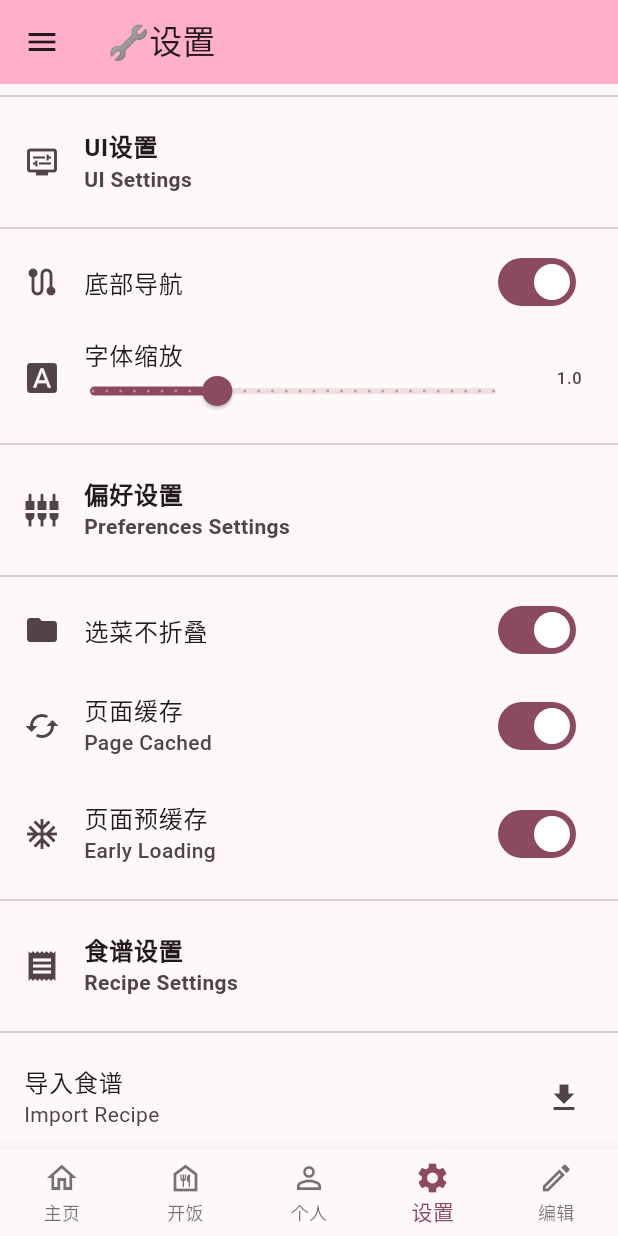
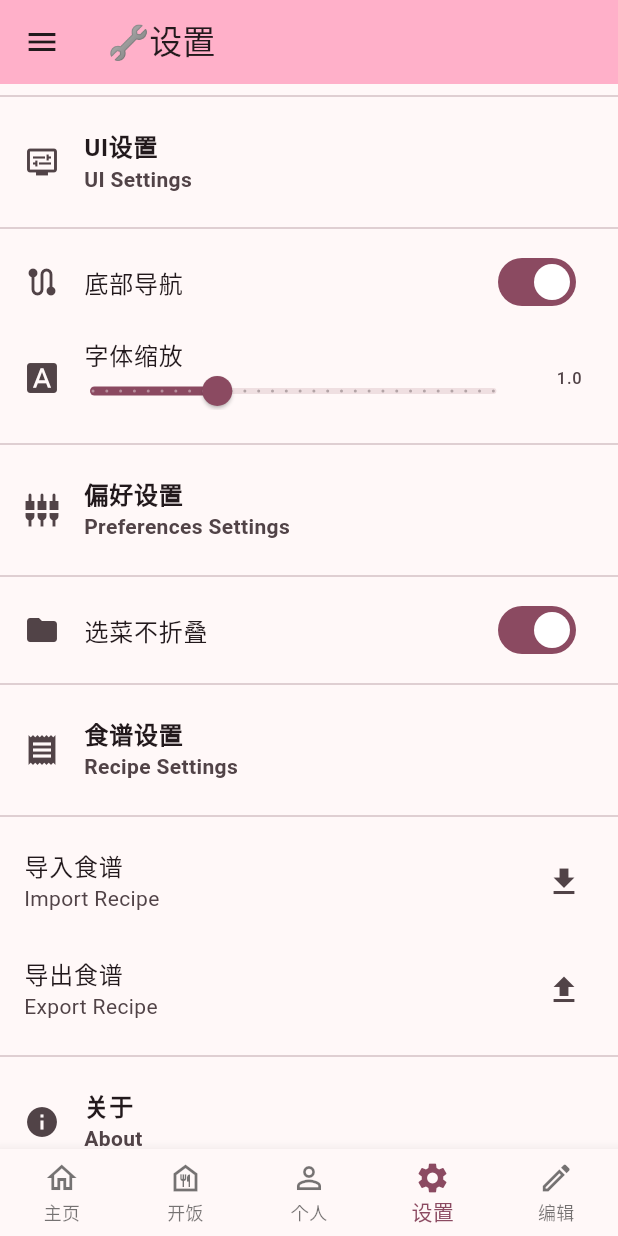
Before and after one commit to CCZU-OSSA/EatInCCZU, a Flutter app: the screen it shows after launch, item 4 of the bottom bar chosen, on a phone screen of 412 x 824 dp. Run offline on Flutter 3.47's test engine with Material 2 defaults, Android fonts, the light colour scheme and no system bars; drawn by our look-alikes of dynamic_color; our stand-ins replace file_picker, flutter_markdown, logger.

Commit message:
💩 remove some unnecessary code

```diff
--- a/lib/main.dart
+++ b/lib/main.dart
@@ -45,9 +45,6 @@ class MyApp extends StatelessWidget {
 
   @override
   Widget build(BuildContext context) {
-    if (config(context: context).getElse("early_loading", true)) {
-      earlyLoading(context);
-    }
     return DynamicColorBuilder(builder: (lightColorScheme, darkColorScheme) {
       return MaterialApp(
         key: globalApplicationKey,
--- a/lib/pages/setting.dart
+++ b/lib/pages/setting.dart
@@ -92,32 +92,6 @@ class _SettingState extends State<Setting> {
                     config(context: context)
                         .writeKeySync("fold_after_chose", v);
                   })),
-        ),
-        ListTile(
-          leading: const Icon(Icons.cached),
-          title:
-              const Text("页面缓存", style: TextStyle(fontWeight: FontWeight.w500)),
-          subtitle: const Text("Page Cached",
-              style: TextStyle(fontWeight: FontWeight.w500)),
-          trailing: Switch(
-            onChanged: (value) => setState(() {
-              config(context: context).writeKeySync("page_cached", value);
-            }),
-            value: config(context: context).getOrWrite("page_cached", true),
-          ),
-        ),
-        ListTile(
-          leading: const Icon(Icons.ac_unit),
-          title: const Text("页面预缓存",
-              style: TextStyle(fontWeight: FontWeight.w500)),
-          subtitle: const Text("Early Loading",
-              style: TextStyle(fontWeight: FontWeight.w500)),
-          trailing: Switch(
-            onChanged: (value) => setState(() {
-              config(context: context).writeKeySync("early_loading", value);
-            }),
-            value: config(context: context).getOrWrite("early_loading", true),
-          ),
         ),
         const Divider(),
         const ListTile(
--- a/lib/pages/widgets/markdown.dart
+++ b/lib/pages/widgets/markdown.dart
@@ -28,25 +28,16 @@ var loading = Dialog(
 );
 
 Widget asyncMarkdownBody(String resource, {BuildContext? context}) {
-  var fb = FutureBuilder(
+  return FutureBuilder(
     future: rootBundle.loadString(resource),
     builder: (context, snapshot) {
       if (snapshot.hasData) {
-        var mdwd = markdownBodyString(snapshot.data!, context: context);
-        ApplicationBus.instance(context: context)
-            .updateToHolder("mdwidget-resource:$resource", mdwd);
-        return mdwd;
+        return markdownBodyString(snapshot.data!, context: context);
       } else {
         return loading;
       }
     },
   );
-
-  if (config(context: context).getElse("page_cached", true)) {
-    return ApplicationBus.instance(context: context)
-        .getfromHolderElse("mdwidget-resource:$resource", fb);
-  }
-  return fb;
 }
 
 Widget markdownBodyString(String data, {BuildContext? context}) {
@@ -61,8 +52,3 @@ Widget markdownBodyString(String data, {BuildContext? context}) {
     physics: const NeverScrollableScrollPhysics(),
   );
 }
-
-void earlyLoading(BuildContext context) {
-  asyncMarkdownBody("resource/text/home.md", context: context);
-  asyncMarkdownBody("resource/text/editor.md", context: context);
-}
```
